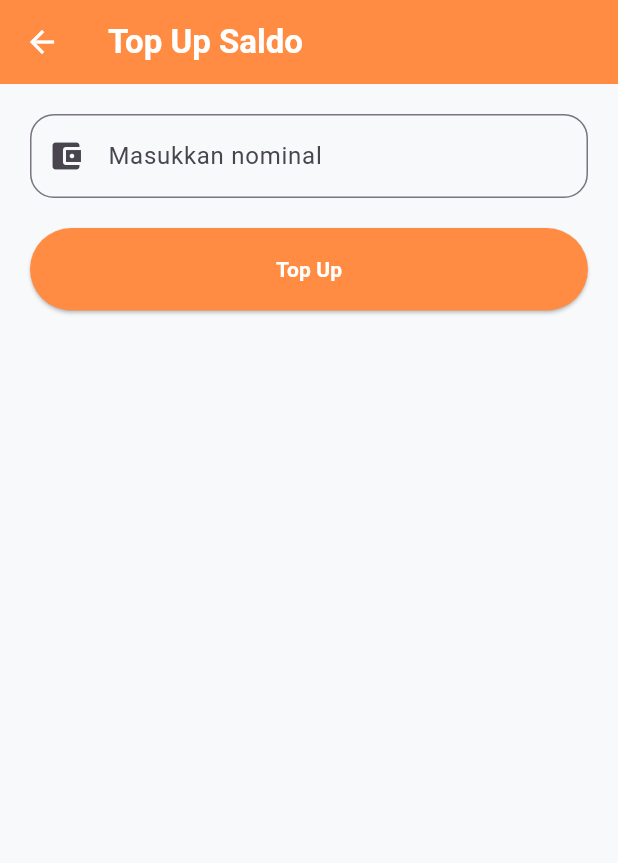
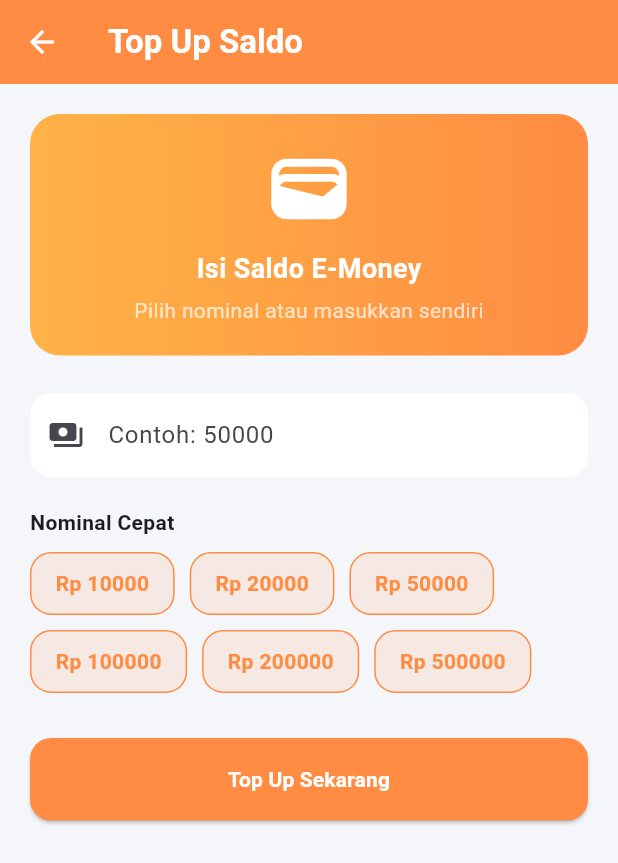
Before and after one commit to hiofadlikaakbar/semangat-mandiri-wallet, a Flutter app: the TopupPage screen opened directly, on a phone screen of 412 x 824 dp. Shown: the top 863 px of the screen. Run offline on Flutter 3.47's test engine with Material 3 defaults, Android fonts, the phone set to English and light mode, and no system bars; our stand-ins replace cloud_firestore, firebase_auth, firebase_core; accounts and stored records are empty.

Commit message:
finishing topup page rombak ui

```diff
--- a/lib/pages/topup_page.dart
+++ b/lib/pages/topup_page.dart
@@ -11,8 +11,9 @@ class TopupPage extends StatefulWidget {
 
 class _TopupPageState extends State<TopupPage> {
   final amountController = TextEditingController();
+  bool isLoading = false;
 
-  bool isLoading = false;
+  final List<int> quickAmounts = [10000, 20000, 50000, 100000, 200000, 500000];
 
   Future<void> topup() async {
     final user = FirebaseAuth.instance.currentUser;
@@ -28,9 +29,7 @@ class _TopupPageState extends State<TopupPage> {
       return;
     }
 
-    setState(() {
-      isLoading = true;
-    });
+    setState(() => isLoading = true);
 
     try {
       final walletRef = FirebaseFirestore.instance
@@ -69,24 +68,22 @@ class _TopupPageState extends State<TopupPage> {
       ).showSnackBar(SnackBar(content: Text(e.toString())));
     }
 
-    setState(() {
-      isLoading = false;
-    });
+    setState(() => isLoading = false);
   }
 
-  @override
-  void dispose() {
-    amountController.dispose();
-    super.dispose();
+  void setAmount(int value) {
+    amountController.text = value.toString();
+    setState(() {});
   }
 
   @override
   Widget build(BuildContext context) {
     return Scaffold(
-      backgroundColor: const Color(0xFFF8F9FB),
+      backgroundColor: const Color(0xFFF5F6FA),
 
       appBar: AppBar(
         backgroundColor: const Color(0xFFFF8C42),
+        elevation: 0,
         title: const Text(
           "Top Up Saldo",
           style: TextStyle(color: Colors.white, fontWeight: FontWeight.bold),
@@ -94,23 +91,96 @@ class _TopupPageState extends State<TopupPage> {
         iconTheme: const IconThemeData(color: Colors.white),
       ),
 
-      body: Padding(
+      body: SingleChildScrollView(
         padding: const EdgeInsets.all(20),
         child: Column(
+          crossAxisAlignment: CrossAxisAlignment.start,
           children: [
+            Container(
+              width: double.infinity,
+              padding: const EdgeInsets.all(20),
+              decoration: BoxDecoration(
+                gradient: const LinearGradient(
+                  colors: [Color(0xFFFFB347), Color(0xFFFF8C42)],
+                ),
+                borderRadius: BorderRadius.circular(20),
+              ),
+              child: const Column(
+                children: [
+                  Icon(Icons.wallet, size: 60, color: Colors.white),
+                  SizedBox(height: 10),
+                  Text(
+                    "Isi Saldo E-Money",
+                    style: TextStyle(
+                      color: Colors.white,
+                      fontSize: 18,
+                      fontWeight: FontWeight.bold,
+                    ),
+                  ),
+                  SizedBox(height: 5),
+                  Text(
+                    "Pilih nominal atau masukkan sendiri",
+                    style: TextStyle(color: Colors.white70),
+                  ),
+                ],
+              ),
+            ),
+
+            const SizedBox(height: 25),
+
             TextField(
               controller: amountController,
               keyboardType: TextInputType.number,
               decoration: InputDecoration(
-                hintText: "Masukkan nominal",
-                prefixIcon: const Icon(Icons.account_balance_wallet),
+                hintText: "Contoh: 50000",
+                prefixIcon: const Icon(Icons.payments),
+                filled: true,
+                fillColor: Colors.white,
                 border: OutlineInputBorder(
-                  borderRadius: BorderRadius.circular(16),
+                  borderRadius: BorderRadius.circular(14),
+                  borderSide: BorderSide.none,
                 ),
               ),
             ),
 
             const SizedBox(height: 20),
+
+            const Text(
+              "Nominal Cepat",
+              style: TextStyle(fontWeight: FontWeight.bold),
+            ),
+
+            const SizedBox(height: 10),
+
+            Wrap(
+              spacing: 10,
+              runSpacing: 10,
+              children: quickAmounts.map((value) {
+                return GestureDetector(
+                  onTap: () => setAmount(value),
+                  child: Container(
+                    padding: const EdgeInsets.symmetric(
+                      horizontal: 16,
+                      vertical: 10,
+                    ),
+                    decoration: BoxDecoration(
+                      color: const Color(0xFFFF8C42).withOpacity(0.12),
+                      borderRadius: BorderRadius.circular(14),
+                      border: Border.all(color: const Color(0xFFFF8C42)),
+                    ),
+                    child: Text(
+                      "Rp $value",
+                      style: const TextStyle(
+                        color: Color(0xFFFF8C42),
+                        fontWeight: FontWeight.bold,
+                      ),
+                    ),
+                  ),
+                );
+              }).toList(),
+            ),
+
+            const SizedBox(height: 30),
 
             SizedBox(
               width: double.infinity,
@@ -119,11 +189,14 @@ class _TopupPageState extends State<TopupPage> {
                 onPressed: isLoading ? null : topup,
                 style: ElevatedButton.styleFrom(
                   backgroundColor: const Color(0xFFFF8C42),
+                  shape: RoundedRectangleBorder(
+                    borderRadius: BorderRadius.circular(14),
+                  ),
                 ),
                 child: isLoading
                     ? const CircularProgressIndicator(color: Colors.white)
                     : const Text(
-                        "Top Up",
+                        "Top Up Sekarang",
                         style: TextStyle(
                           color: Colors.white,
                           fontWeight: FontWeight.bold,
```
